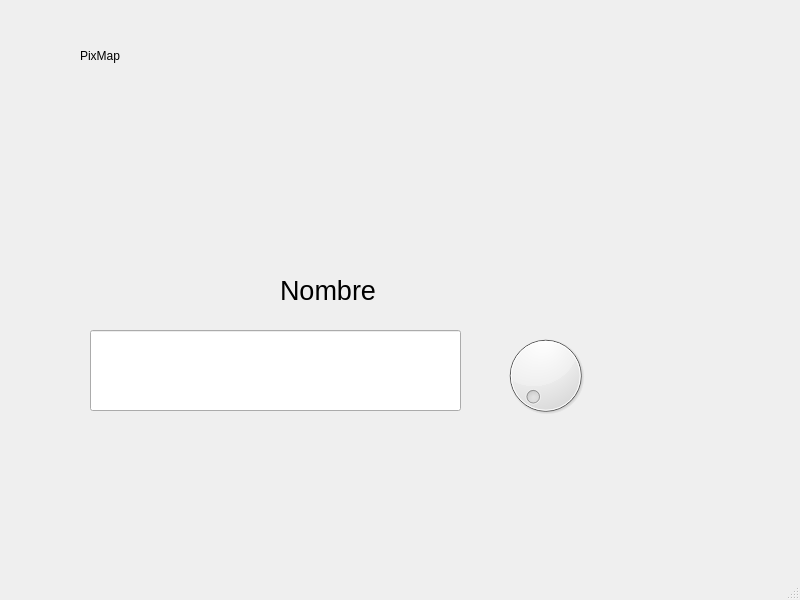
The window that Unidad 2/P08_Carrusellimagenes.ui (a2223330195/PIP_2025_1_EQ_3) describes before a commit, drawn with Qt 5.
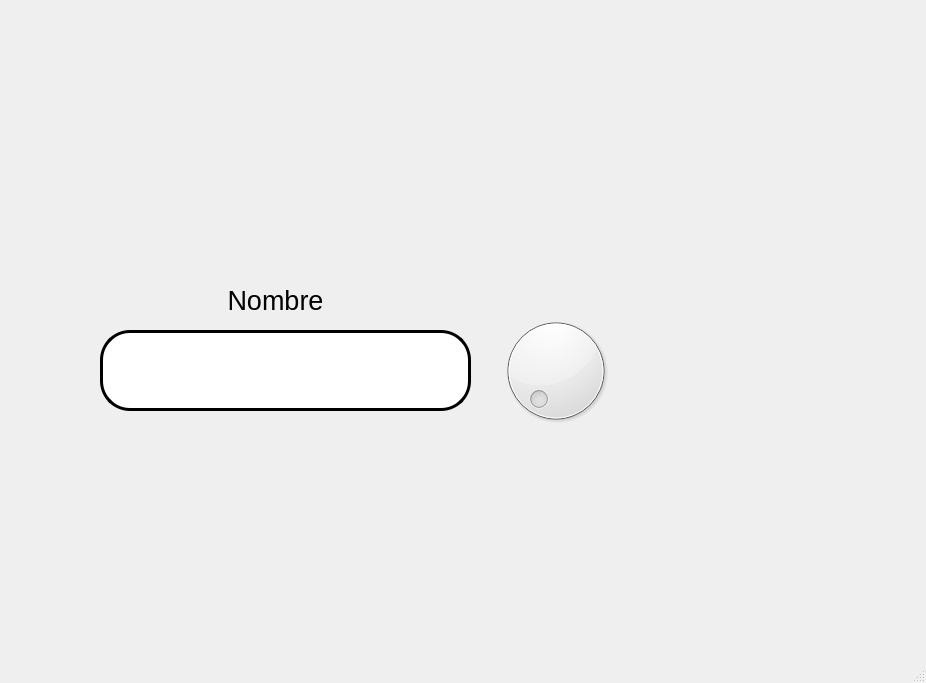
The same window after the commit. Icons and pictures are not drawn.

Patch:
```diff
--- a/Unidad 2/P08_Carrusellimagenes.ui
+++ b/Unidad 2/P08_Carrusellimagenes.ui
@@ -6,98 +6,19 @@
    <rect>
     <x>0</x>
     <y>0</y>
-    <width>800</width>
-    <height>600</height>
+    <width>926</width>
+    <height>683</height>
    </rect>
   </property>
   <property name="windowTitle">
    <string>MainWindow</string>
   </property>
   <widget class="QWidget" name="centralwidget">
-   <widget class="QLabel" name="label">
-    <property name="geometry">
-     <rect>
-      <x>10</x>
-      <y>90</y>
-      <width>161</width>
-      <height>141</height>
-     </rect>
-    </property>
-    <property name="styleSheet">
-     <string notr="true"/>
-    </property>
-    <property name="text">
-     <string/>
-    </property>
-    <property name="pixmap">
-     <pixmap resource="../Archivos/Recursos.qrc">:/Logos/2.jpeg</pixmap>
-    </property>
-    <property name="scaledContents">
-     <bool>true</bool>
-    </property>
-   </widget>
-   <widget class="QLabel" name="label_2">
-    <property name="geometry">
-     <rect>
-      <x>80</x>
-      <y>20</y>
-      <width>141</width>
-      <height>71</height>
-     </rect>
-    </property>
-    <property name="text">
-     <string>PixMap</string>
-    </property>
-   </widget>
-   <widget class="QLabel" name="label_3">
-    <property name="geometry">
-     <rect>
-      <x>590</x>
-      <y>100</y>
-      <width>161</width>
-      <height>141</height>
-     </rect>
-    </property>
-    <property name="styleSheet">
-     <string notr="true"/>
-    </property>
-    <property name="text">
-     <string/>
-    </property>
-    <property name="pixmap">
-     <pixmap resource="../Archivos/Recursos.qrc">:/Logos/2.jpeg</pixmap>
-    </property>
-    <property name="scaledContents">
-     <bool>true</bool>
-    </property>
-   </widget>
-   <widget class="QLabel" name="label_4">
-    <property name="geometry">
-     <rect>
-      <x>630</x>
-      <y>420</y>
-      <width>161</width>
-      <height>141</height>
-     </rect>
-    </property>
-    <property name="styleSheet">
-     <string notr="true"/>
-    </property>
-    <property name="text">
-     <string/>
-    </property>
-    <property name="pixmap">
-     <pixmap resource="../Archivos/Recursos.qrc">:/Logos/2.jpeg</pixmap>
-    </property>
-    <property name="scaledContents">
-     <bool>true</bool>
-    </property>
-   </widget>
    <widget class="QLabel" name="label_5">
     <property name="geometry">
      <rect>
-      <x>280</x>
-      <y>270</y>
+      <x>30</x>
+      <y>280</y>
       <width>491</width>
       <height>41</height>
      </rect>
@@ -110,11 +31,14 @@
     <property name="text">
      <string>Nombre</string>
     </property>
+    <property name="alignment">
+     <set>Qt::AlignCenter</set>
+    </property>
    </widget>
    <widget class="QLineEdit" name="txt_nombre_imgaen">
     <property name="geometry">
      <rect>
-      <x>90</x>
+      <x>100</x>
       <y>330</y>
       <width>371</width>
       <height>81</height>
@@ -125,14 +49,19 @@
       <pointsize>30</pointsize>
      </font>
     </property>
+    <property name="styleSheet">
+     <string notr="true">background-color: rgb(255, 255, 255);
+border-radius: 30px;
+border: 3px solid black;</string>
+    </property>
    </widget>
    <widget class="QLabel" name="label_6">
     <property name="geometry">
      <rect>
-      <x>310</x>
-      <y>90</y>
-      <width>161</width>
-      <height>141</height>
+      <x>300</x>
+      <y>40</y>
+      <width>251</width>
+      <height>191</height>
      </rect>
     </property>
     <property name="styleSheet">
@@ -151,13 +80,79 @@
    <widget class="QDial" name="selectorimagen">
     <property name="geometry">
      <rect>
-      <x>500</x>
-      <y>330</y>
-      <width>91</width>
-      <height>91</height>
+      <x>480</x>
+      <y>310</y>
+      <width>151</width>
+      <height>121</height>
      </rect>
     </property>
    </widget>
+   <widget class="QLabel" name="label">
+    <property name="geometry">
+     <rect>
+      <x>20</x>
+      <y>40</y>
+      <width>161</width>
+      <height>141</height>
+     </rect>
+    </property>
+    <property name="styleSheet">
+     <string notr="true"/>
+    </property>
+    <property name="text">
+     <string/>
+    </property>
+    <property name="pixmap">
+     <pixmap resource="../Archivos/Recursos.qrc">:/UAT LOGOS/Logo UAT.png</pixmap>
+    </property>
+    <property name="scaledContents">
+     <bool>true</bool>
+    </property>
+   </widget>
+   <widget class="QLabel" name="label_3">
+    <property name="geometry">
+     <rect>
+      <x>640</x>
+      <y>0</y>
+      <width>281</width>
+      <height>211</height>
+     </rect>
+    </property>
+    <property name="styleSheet">
+     <string notr="true"/>
+    </property>
+    <property name="text">
+     <string/>
+    </property>
+    <property name="pixmap">
+     <pixmap resource="../Archivos/Recursos.qrc">:/UAT LOGOS/logo facultad de ingenieria uat.png</pixmap>
+    </property>
+    <property name="scaledContents">
+     <bool>true</bool>
+    </property>
+   </widget>
+   <widget class="QLabel" name="label_7">
+    <property name="geometry">
+     <rect>
+      <x>710</x>
+      <y>440</y>
+      <width>191</width>
+      <height>181</height>
+     </rect>
+    </property>
+    <property name="styleSheet">
+     <string notr="true"/>
+    </property>
+    <property name="text">
+     <string/>
+    </property>
+    <property name="pixmap">
+     <pixmap resource="../Archivos/Recursos.qrc">:/Equipo LOGO/logo equipo 3.jpg</pixmap>
+    </property>
+    <property name="scaledContents">
+     <bool>true</bool>
+    </property>
+   </widget>
   </widget>
   <widget class="QMenuBar" name="menubar">
    <property name="geometry">
```
Left out of the diff: 6 changed lines with no effect on the pictures.
